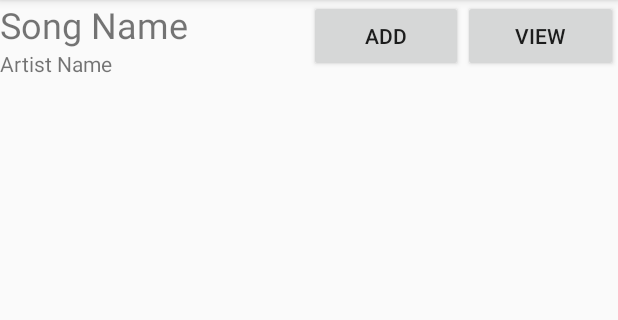
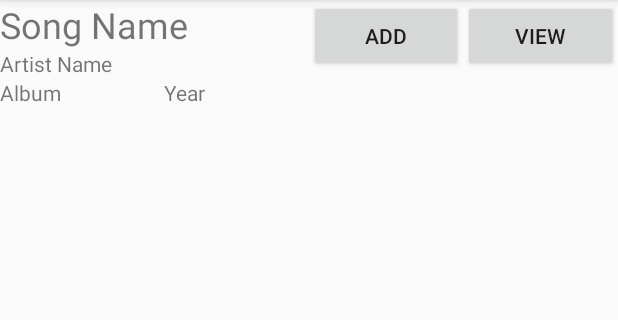
Before and after one commit to Geukers/Android, an Android app: the List_Item screen opened directly, with no data from a screen before it, on a phone screen of 412 x 824 dp, the part 84-404 px from its top. Run offline under Robolectric (Android 15) with nearby library versions, the phone set to English and light mode, and no system bars.

Commit message:
MasterListDisplayDB

```diff
--- a/app/src/main/res/layout/activity_home.xml
+++ b/app/src/main/res/layout/activity_home.xml
@@ -8,6 +8,7 @@
     tools:context=".HomeActivity">
 
     <android.support.v7.widget.RecyclerView
+        android:id="@+id/recyclerView"
         android:layout_width="match_parent"
         android:layout_height="match_parent" />
 </LinearLayout>
--- a/app/src/main/res/layout/activity_list__item.xml
+++ b/app/src/main/res/layout/activity_list__item.xml
@@ -8,7 +8,7 @@
 
     <LinearLayout
         android:layout_width="match_parent"
-        android:layout_height="69dp"
+        android:layout_height="match_parent"
         android:layout_weight="1"
         android:orientation="vertical">
 
@@ -26,6 +26,28 @@
             android:layout_height="wrap_content"
             android:layout_weight="0"
             android:text="Artist Name" />
+
+        <LinearLayout
+            android:layout_width="match_parent"
+            android:layout_height="19dp"
+            android:layout_weight="0"
+            android:orientation="horizontal">
+
+            <TextView
+                android:id="@+id/TxtAlbum"
+                android:layout_width="wrap_content"
+                android:layout_height="match_parent"
+                android:layout_weight="1"
+                android:text="Album" />
+
+            <TextView
+                android:id="@+id/TxtYear"
+                android:layout_width="wrap_content"
+                android:layout_height="match_parent"
+                android:layout_weight="1"
+                android:text="Year" />
+
+        </LinearLayout>
 
     </LinearLayout>
 
```
Also changed, not shown: app/src/main/java/androiddev1631292/champlain/radioplayer/Home.java (+12 -2 lines), app/src/main/java/androiddev1631292/champlain/radioplayer/HomeActivity.java (+29 -0 lines), app/src/main/java/androiddev1631292/champlain/radioplayer/SongAdapter.java (added, +93 -0 lines).
